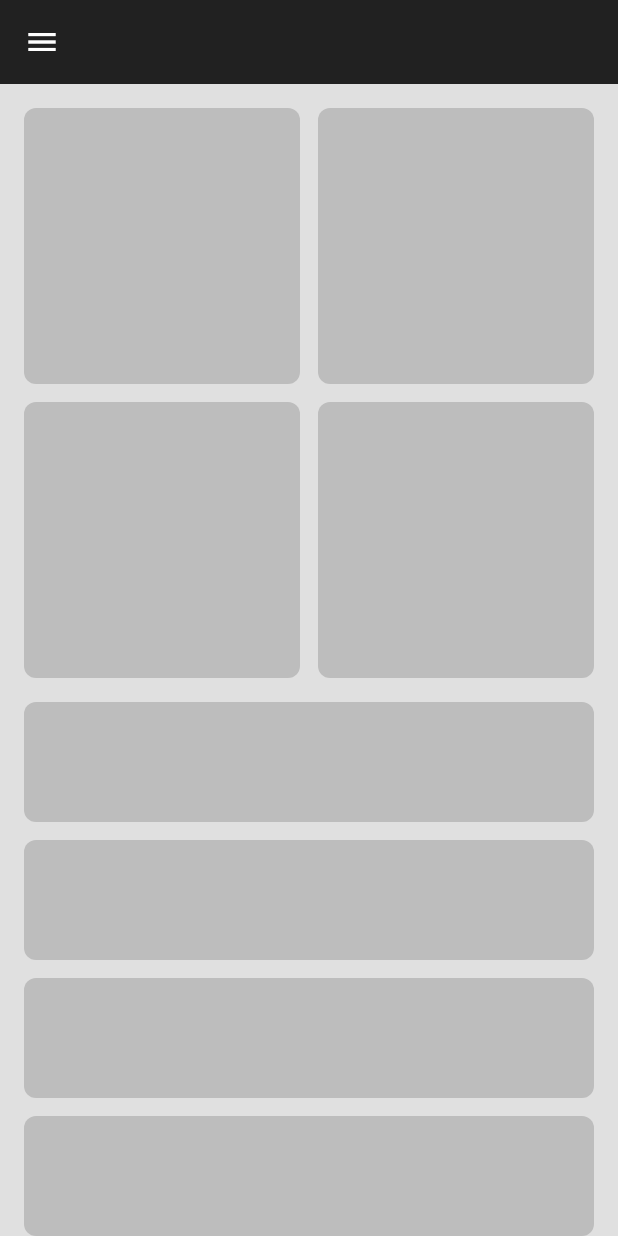
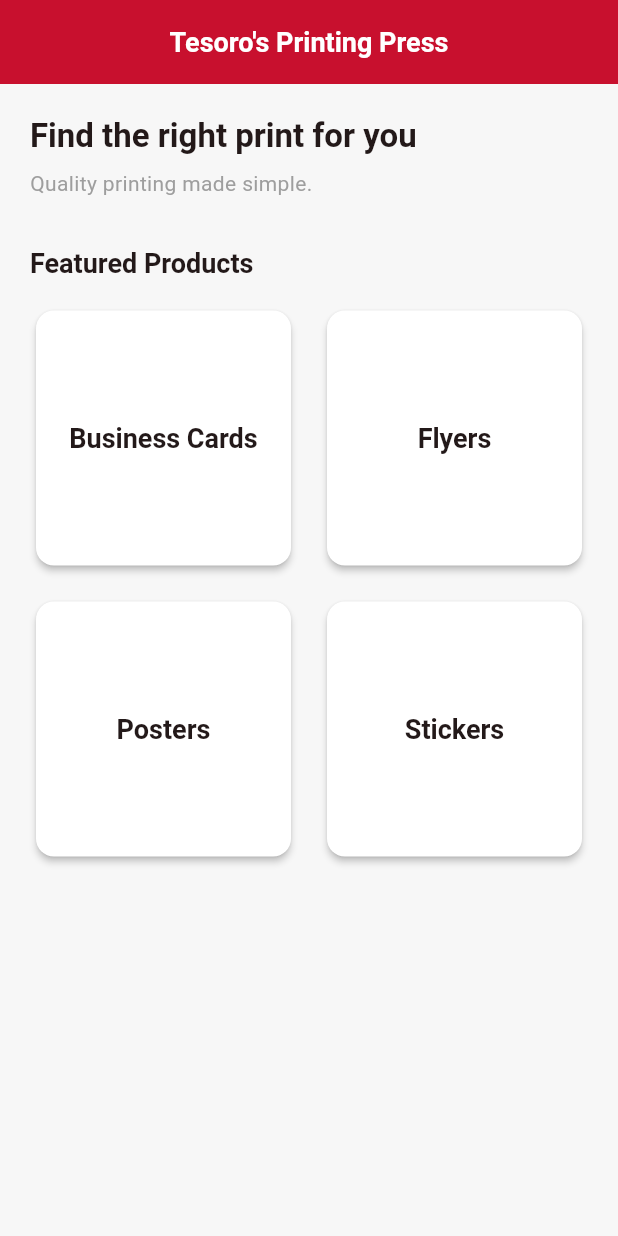
Before and after one commit to samTesoro/Tesoro-CS-Elective-2, a Flutter app: the screen it shows after launch, on a phone screen of 412 x 824 dp. Run offline on Flutter 3.47's test engine with Material 3 defaults, Android fonts, the light colour scheme and no system bars.

Commit message:
Created the file structure, the theme data for the project, and a simple wireframe for the project

```diff
--- a/lib/dashboard_screen.dart
+++ /dev/null
@@ -1,166 +0,0 @@
-import 'package:flutter/cupertino.dart';
-import 'package:flutter/foundation.dart';
-import 'package:flutter/material.dart';
-
-class DashboardScreen extends StatelessWidget {
-  const DashboardScreen({super.key});
-
-  Widget box({double height = 100}) {
-    return Container(
-      height: height,
-      decoration: BoxDecoration(
-        color: Colors.grey.shade400,
-        borderRadius: BorderRadius.circular(8),
-      ),
-    );
-  }
-
-  Widget menuItem(IconData icon, String label) {
-    return Padding(
-      padding: const EdgeInsets.symmetric(vertical: 12),
-      child: Row(
-        children: [
-          Icon(icon, color: Colors.grey.shade800),
-          const SizedBox(width: 15),
-          Text(
-            label,
-            style: const TextStyle(
-              letterSpacing: 2,
-              fontSize: 12,
-            ),
-          ),
-        ],
-      ),
-    );
-  }
-
-  Widget sidebar({bool isDrawer = false}) {
-    return Container(
-      width: isDrawer ? double.infinity : 220,
-      padding: const EdgeInsets.all(24),
-      color: Colors.grey.shade200,
-      child: Column(
-        crossAxisAlignment: CrossAxisAlignment.start,
-        children: [
-          const SizedBox(height: 20),
-          const Icon(Icons.favorite, size: 45),
-          const SizedBox(height: 40),
-          const Divider(),
-
-          menuItem(Icons.home, 'DASHBOARD'),
-          menuItem(Icons.settings, 'SETTINGS'),
-          menuItem(Icons.info, 'ABOUT'),
-          menuItem(Icons.logout, 'LOGOUT'),
-        ],
-      ),
-    );
-  }
-
-  Widget content(int columns) {
-    return SingleChildScrollView(
-      padding: const EdgeInsets.all(16),
-      child: Column(
-        children: [
-          GridView.count(
-            crossAxisCount: columns,
-            shrinkWrap: true,
-            physics: const NeverScrollableScrollPhysics(),
-            crossAxisSpacing: 12,
-            mainAxisSpacing: 12,
-            children: List.generate(4, (_) => box()),
-          ),
-
-          const SizedBox(height: 16),
-
-          box(height: 80),
-          const SizedBox(height: 12),
-
-          box(height: 80),
-          const SizedBox(height: 12),
-
-          box(height: 80),
-          const SizedBox(height: 12),
-
-          box(height: 80),
-        ],
-      ),
-    );
-  }
-
-  @override
-  Widget build(BuildContext context) {
-    final isIOS = !kIsWeb &&
-        defaultTargetPlatform == TargetPlatform.iOS;
-
-    return LayoutBuilder(
-      builder: (context, constraints) {
-        final width = constraints.maxWidth;
-
-        final isMobile = width < 600;
-        final isDesktop = width >= 1000;
-
-        return Scaffold(
-          backgroundColor: Colors.grey.shade300,
-
-          drawer: isDesktop
-              ? null
-              : Drawer(
-                  child: SafeArea(
-                    child: sidebar(isDrawer: true),
-                  ),
-                ),
-
-          appBar: isDesktop
-              ? null
-              : isIOS
-                  ? PreferredSize(
-                      preferredSize: const Size.fromHeight(50),
-                      child: CupertinoNavigationBar(
-                        leading: Builder(
-                          builder: (context) => CupertinoButton(
-                            padding: EdgeInsets.zero,
-                            onPressed: () {
-                              Scaffold.of(context).openDrawer();
-                            },
-                            child: const Icon(
-                              CupertinoIcons.bars,
-                            ),
-                          ),
-                        ),
-                      ),
-                    )
-                  : AppBar(
-                      backgroundColor: Colors.grey.shade900,
-                      foregroundColor: Colors.white,
-                    ),
-
-          body: isDesktop
-              ? Row(
-                  children: [
-                    sidebar(),
-
-                    Expanded(
-                      flex: 3,
-                      child: content(4),
-                    ),
-
-                    Expanded(
-                      child: Padding(
-                        padding: const EdgeInsets.all(16),
-                        child: Column(
-                          children: [
-                            Expanded(child: box()),
-                            const SizedBox(height: 16),
-                            Expanded(child: box()),
-                          ],
-                        ),
-                      ),
-                    ),
-                  ],
-                )
-              : content(isMobile ? 2 : 4),
-        );
-      },
-    );
-  }
-}
--- a/lib/device_type.dart
+++ /dev/null
@@ -1,15 +0,0 @@
-enum DeviceType {
-  mobile,
-  tablet,
-  desktop,
-}
-
-DeviceType getDeviceType(double width) {
-  if (width < 600) {
-    return DeviceType.mobile;
-  } else if (width < 1000) {
-    return DeviceType.tablet;
-  } else {
-    return DeviceType.desktop;
-  }
-}
--- a/lib/main.dart
+++ b/lib/main.dart
@@ -1,22 +1,26 @@
 import 'package:flutter/material.dart';
-import 'dashboard_screen.dart';
+import 'screens/home_screen.dart';
+import 'theme.dart';
 
 void main() {
-  runApp(const ResponsiveAdaptiveApp());
+  runApp(const MyApp());
 }
 
-class ResponsiveAdaptiveApp extends StatelessWidget {
-  const ResponsiveAdaptiveApp({super.key});
+class MyApp extends StatelessWidget {
+  const MyApp({super.key});
 
   @override
   Widget build(BuildContext context) {
     return MaterialApp(
+      title: "Tesoro's Printing Press",
+
       debugShowCheckedModeBanner: false,
-      title: 'Responsive Dashboard',
-      theme: ThemeData(
-        useMaterial3: true,
-      ),
-      home: const DashboardScreen(),
+
+      theme: lightTheme,
+      darkTheme: darkTheme,
+      themeMode: ThemeMode.system,
+
+      home: const HomeScreen(),
     );
   }
 }
--- /dev/null
+++ b/lib/screens/home_screen.dart
@@ -0,0 +1,80 @@
+import 'package:flutter/material.dart';
+
+class HomeScreen extends StatelessWidget {
+  const HomeScreen({super.key});
+
+  @override
+  Widget build(BuildContext context) {
+    final theme = Theme.of(context);
+
+    return Scaffold(
+      appBar: AppBar(
+        title: const Text("Tesoro's Printing Press"),
+      ),
+
+      body: Padding(
+        padding: const EdgeInsets.all(20),
+        child: Column(
+          crossAxisAlignment: CrossAxisAlignment.start,
+          children: [
+            Text(
+              'Find the right print for you',
+              style: theme.textTheme.headlineMedium,
+            ),
+
+            const SizedBox(height: 8),
+
+            Text(
+              'Quality printing made simple.',
+              style: theme.textTheme.bodyMedium,
+            ),
+
+            const SizedBox(height: 32),
+
+            Text(
+              'Featured Products',
+              style: theme.textTheme.titleLarge,
+            ),
+
+            const SizedBox(height: 16),
+
+            Expanded(
+              child: GridView.count(
+                crossAxisCount: 2,
+                crossAxisSpacing: 16,
+                mainAxisSpacing: 16,
+                children: const [
+                  _PlaceholderProduct(name: 'Business Cards'),
+                  _PlaceholderProduct(name: 'Flyers'),
+                  _PlaceholderProduct(name: 'Posters'),
+                  _PlaceholderProduct(name: 'Stickers'),
+                ],
+              ),
+            ),
+          ],
+        ),
+      ),
+    );
+  }
+}
+
+class _PlaceholderProduct extends StatelessWidget {
+  final String name;
+
+  const _PlaceholderProduct({
+    required this.name,
+  });
+
+  @override
+  Widget build(BuildContext context) {
+    return Card(
+      child: Center(
+        child: Text(
+          name,
+          textAlign: TextAlign.center,
+          style: Theme.of(context).textTheme.titleLarge,
+        ),
+      ),
+    );
+  }
+}
--- /dev/null
+++ b/lib/theme.dart
@@ -0,0 +1,133 @@
+import 'package:flutter/material.dart';
+
+// Main Brand Colors
+const mainRed = Color(0xFFC8102E);
+const darkRed = Color(0xFF8E0B20);
+const accentRed = Color(0xFFE31B23);
+
+// Light Theme
+final ThemeData lightTheme = ThemeData(
+  useMaterial3: true,
+  colorScheme: ColorScheme.fromSeed(
+    seedColor: mainRed,
+    primary: mainRed,
+    secondary: darkRed,
+    brightness: Brightness.light,
+  ),
+
+  scaffoldBackgroundColor: const Color(0xFFF7F7F7),
+
+  appBarTheme: const AppBarTheme(
+    backgroundColor: mainRed,
+    foregroundColor: Colors.white,
+    centerTitle: true,
+    elevation: 0,
+  ),
+
+  cardTheme: CardThemeData(
+    color: Colors.white,
+    elevation: 2,
+    shape: RoundedRectangleBorder(
+      borderRadius: BorderRadius.circular(12),
+    ),
+  ),
+
+  elevatedButtonTheme: ElevatedButtonThemeData(
+    style: ElevatedButton.styleFrom(
+      backgroundColor: mainRed,
+      foregroundColor: Colors.white,
+      padding: const EdgeInsets.symmetric(
+        horizontal: 24,
+        vertical: 14,
+      ),
+      shape: RoundedRectangleBorder(
+        borderRadius: BorderRadius.circular(10),
+      ),
+    ),
+  ),
+
+  outlinedButtonTheme: OutlinedButtonThemeData(
+    style: OutlinedButton.styleFrom(
+      foregroundColor: mainRed,
+      side: const BorderSide(color: mainRed),
+      shape: RoundedRectangleBorder(
+        borderRadius: BorderRadius.circular(10),
+      ),
+    ),
+  ),
+
+  textTheme: const TextTheme(
+    headlineLarge: TextStyle(
+      fontSize: 28,
+      fontWeight: FontWeight.bold,
+    ),
+    headlineMedium: TextStyle(
+      fontSize: 22,
+      fontWeight: FontWeight.bold,
+    ),
+    titleLarge: TextStyle(
+      fontSize: 18,
+      fontWeight: FontWeight.w600,
+    ),
+    bodyLarge: TextStyle(
+      fontSize: 16,
+    ),
+    bodyMedium: TextStyle(
+      fontSize: 14,
+      color: Colors.grey,
+    ),
+  ),
+);
+
+// Dark Theme
+final ThemeData darkTheme = ThemeData(
+  useMaterial3: true,
+
+  colorScheme: ColorScheme.fromSeed(
+    seedColor: mainRed,
+    primary: accentRed,
+    secondary: mainRed,
+    brightness: Brightness.dark,
+  ),
+
+  scaffoldBackgroundColor: const Color(0xFF121212),
+
+  appBarTheme: const AppBarTheme(
+    backgroundColor: darkRed,
+    foregroundColor: Colors.white,
+    centerTitle: true,
+    elevation: 0,
+  ),
+
+  cardTheme: CardThemeData(
+    color: const Color(0xFF1E1E1E),
+    elevation: 2,
+    shape: RoundedRectangleBorder(
+      borderRadius: BorderRadius.circular(12),
+    ),
+  ),
+
+  elevatedButtonTheme: ElevatedButtonThemeData(
+    style: ElevatedButton.styleFrom(
+      backgroundColor: accentRed,
+      foregroundColor: Colors.white,
+      padding: const EdgeInsets.symmetric(
+        horizontal: 24,
+        vertical: 14,
+      ),
+      shape: RoundedRectangleBorder(
+        borderRadius: BorderRadius.circular(10),
+      ),
+    ),
+  ),
+
+  outlinedButtonTheme: OutlinedButtonThemeData(
+    style: OutlinedButton.styleFrom(
+      foregroundColor: accentRed,
+      side: const BorderSide(color: accentRed),
+      shape: RoundedRectangleBorder(
+        borderRadius: BorderRadius.circular(10),
+      ),
+    ),
+  ),
+);
--- a/lib/wireframe.dart
+++ /dev/null
@@ -1,24 +0,0 @@
-import 'package:flutter/material.dart';
-
-class WireframeBox extends StatelessWidget {
-  final double? height;
-  final double? width;
-
-  const WireframeBox({
-    super.key,
-    this.height,
-    this.width,
-  });
-
-  @override
-  Widget build(BuildContext context) {
-    return Container(
-      height: height,
-      width: width,
-      decoration: BoxDecoration(
-        color: Colors.grey.shade400,
-        borderRadius: BorderRadius.circular(8),
-      ),
-    );
-  }
-}
```
Also changed, not shown: lib/models/cart_item.dart (added), lib/models/product.dart (added), lib/products/all_products.dart (added), lib/router.dart (added), lib/screens/cart_screen.dart (added), lib/screens/checkout_screen.dart (added), lib/screens/product_detail_screen.dart (added), lib/widgets/cart_item_tile.dart (added), lib/widgets/product_card.dart (added), lib/widgets/quantity_changer.dart (added).
